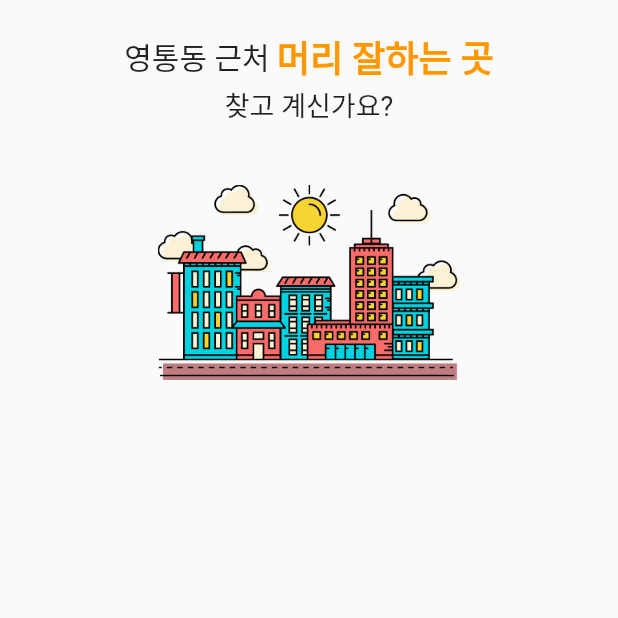
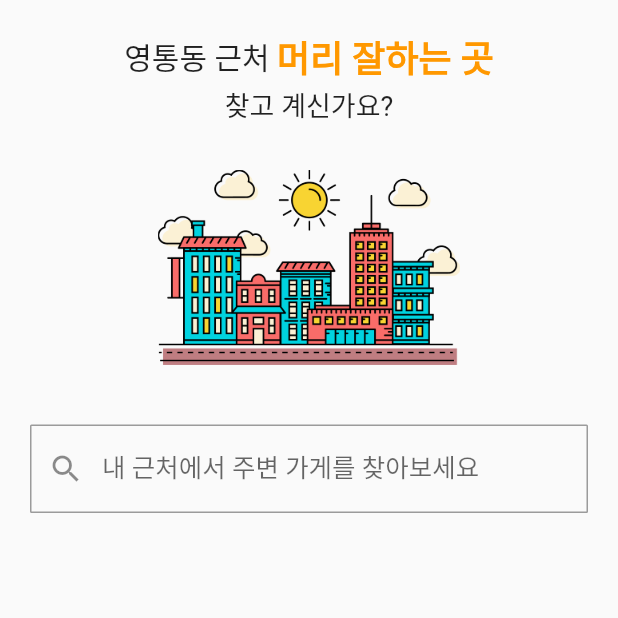
Before and after one commit to chb1828/-carrot-market-clone, a Flutter app: the NearBy screen opened directly, on a phone screen of 412 x 824 dp, the top half of it. Run offline on Flutter 3.47's test engine with Material 2 defaults, Android fonts, the light colour scheme and no system bars; our stand-ins replace animated_text_kit; Roboto replaces fonts that are missing (Horizon).

Commit message:
검색 창 추가

```diff
--- a/lib/nearby/nearby.dart
+++ b/lib/nearby/nearby.dart
@@ -25,14 +25,15 @@ class _NearByState extends State<NearBy> {
       child: Column(
         children: [
           ChangeString(),
-          SizedBox(height: 30),
-          section1,
+          SizedBox(height: 20),
+          _imageSection1,
+          _searchSection,
         ],
       ),
     ));
   }
 
-  Widget section1 = Container(
+  Widget _imageSection1 = Container(
     padding: EdgeInsets.all(10),
     child: Column(
       children: [
@@ -47,4 +48,21 @@ class _NearByState extends State<NearBy> {
     ),
   );
 
+  Widget _searchSection = Container(
+    child: Column(
+      children: [
+        TextField(
+          decoration: InputDecoration(
+            hintStyle: TextStyle(fontSize: 17,height: 0.5),
+            hintText: "내 근처에서 주변 가게를 찾아보세요",
+            prefixIcon: Icon(Icons.search),
+            border: OutlineInputBorder(
+              borderRadius: const BorderRadius.all(const Radius.circular(1.0))
+            )
+          ),
+        )
+      ],
+    ),
+  );
+
 }
```
